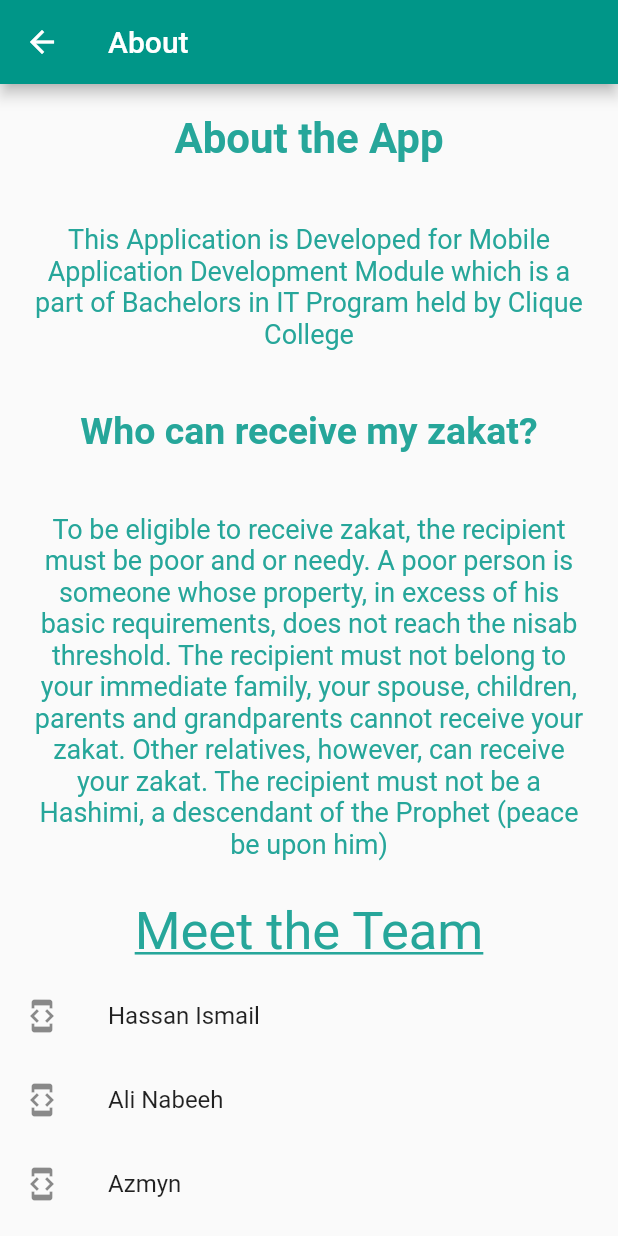
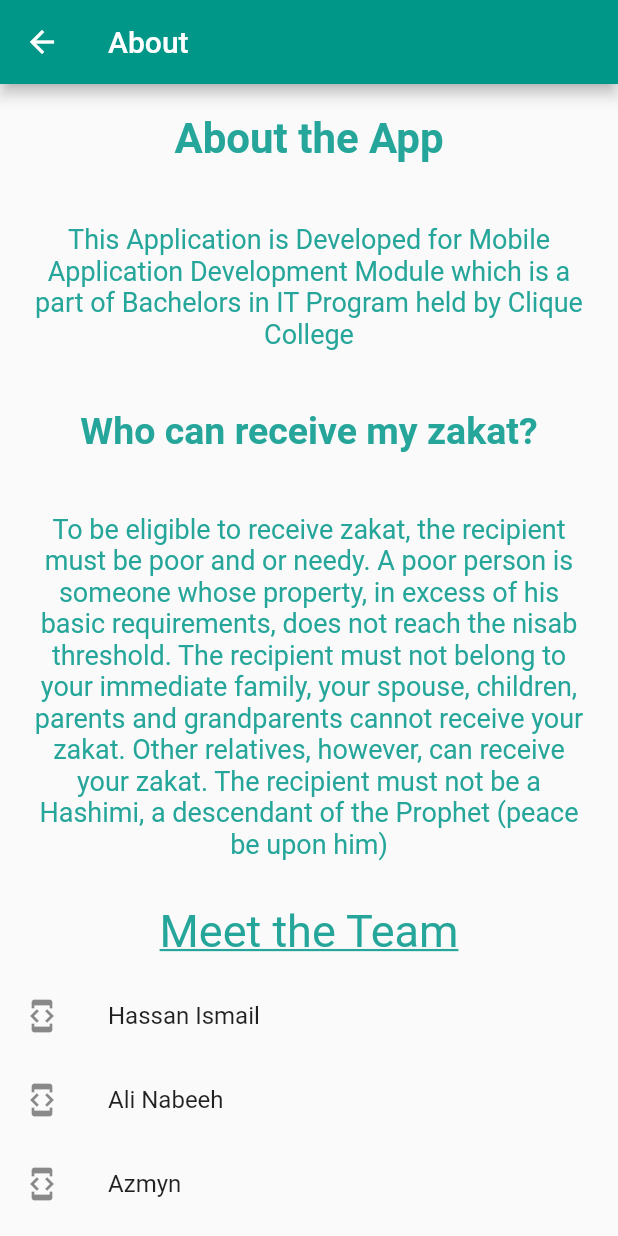
Before and after one commit to ahmedsunil/Zakat-Al-Mal, a Flutter app: the About screen opened directly, on a phone screen of 412 x 824 dp. Run offline on Flutter 3.47's test engine with Material 2 defaults, Android fonts, the phone set to English and light mode, and no system bars.

Commit message:
Meeth Team font size changed from 35 to 30

```diff
--- a/lib/main.dart
+++ b/lib/main.dart
@@ -287,7 +287,7 @@ class About extends StatelessWidget {
                   decoration: TextDecoration.underline,
                   color: Colors.teal[400],
                   fontWeight: FontWeight.normal,
-                  fontSize: 35),
+                  fontSize: 30),
               textAlign: TextAlign.center,
             ),
           ),
```
